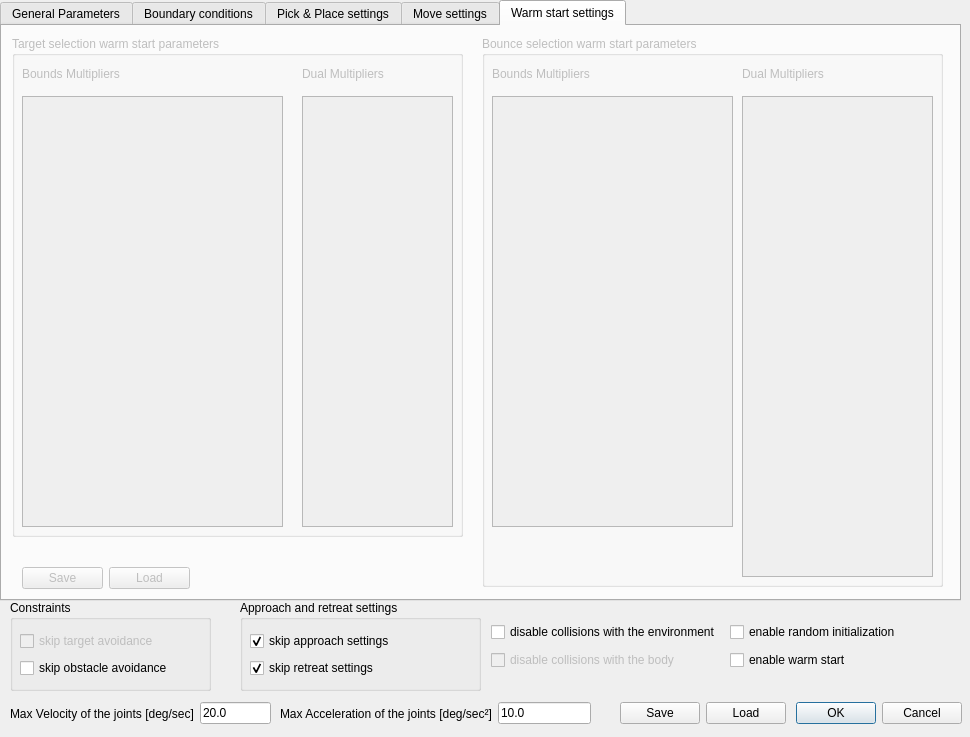
Qt form ui/toldialoghump.ui (zohannn/motion_manager) before a commit.
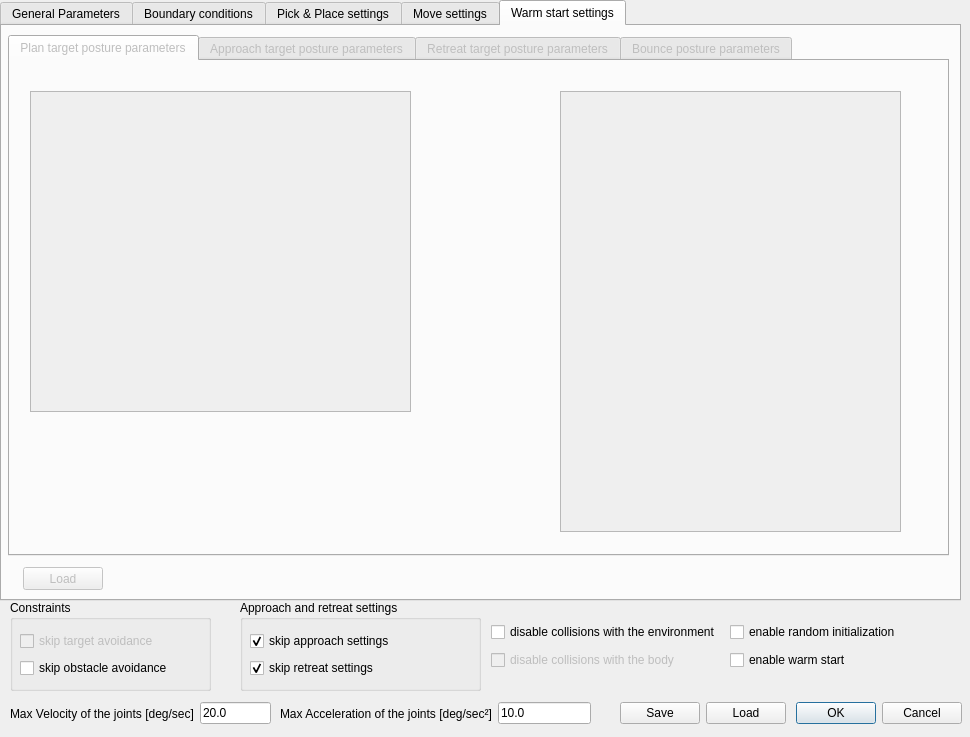
The same form after that commit. The open tabs and pages were chosen to show the change.

```diff
--- a/ui/toldialoghump.ui
+++ b/ui/toldialoghump.ui
@@ -3248,150 +3248,132 @@
     <attribute name="title">
      <string>Warm start settings</string>
     </attribute>
-    <widget class="QGroupBox" name="groupBox_warm_final">
+    <widget class="QPushButton" name="pushButton_load_warm_start_settings">
      <property name="geometry">
       <rect>
-       <x>10</x>
-       <y>10</y>
-       <width>451</width>
-       <height>501</height>
+       <x>21</x>
+       <y>541</y>
+       <width>80</width>
+       <height>23</height>
       </rect>
      </property>
-     <property name="title">
-      <string>Target selection warm start parameters</string>
+     <property name="text">
+      <string>Load</string>
      </property>
-     <widget class="QTableView" name="tableView_tar_bounds">
-      <property name="geometry">
-       <rect>
-        <x>10</x>
-        <y>60</y>
-        <width>261</width>
-        <height>431</height>
-       </rect>
-      </property>
-     </widget>
-     <widget class="QTableView" name="tableView_tar_dual">
-      <property name="geometry">
-       <rect>
-        <x>290</x>
-        <y>60</y>
-        <width>151</width>
-        <height>431</height>
-       </rect>
-      </property>
-     </widget>
-     <widget class="QLabel" name="label_tar_bounds">
-      <property name="geometry">
-       <rect>
-        <x>10</x>
-        <y>30</y>
-        <width>121</width>
-        <height>16</height>
-       </rect>
-      </property>
-      <property name="text">
-       <string>Bounds Multipliers</string>
-      </property>
-     </widget>
-     <widget class="QLabel" name="label_tar_bounds_2">
-      <property name="geometry">
-       <rect>
-        <x>290</x>
-        <y>30</y>
-        <width>101</width>
-        <height>16</height>
-       </rect>
-      </property>
-      <property name="text">
-       <string>Dual Multipliers</string>
-      </property>
-     </widget>
     </widget>
-    <widget class="QGroupBox" name="groupBox_warm_bounce">
+    <widget class="QTabWidget" name="tabWidget_warm_start">
      <property name="geometry">
       <rect>
-       <x>480</x>
-       <y>10</y>
-       <width>461</width>
-       <height>551</height>
+       <x>6</x>
+       <y>9</y>
+       <width>941</width>
+       <height>521</height>
       </rect>
      </property>
-     <property name="title">
-      <string>Bounce selection warm start parameters</string>
+     <property name="currentIndex">
+      <number>0</number>
      </property>
-     <widget class="QLabel" name="label_tar_bounds_4">
-      <property name="geometry">
-       <rect>
-        <x>10</x>
-        <y>30</y>
-        <width>121</width>
-        <height>16</height>
-       </rect>
-      </property>
-      <property name="text">
-       <string>Bounds Multipliers</string>
-      </property>
+     <widget class="QWidget" name="tab_warm_start_plan">
+      <attribute name="title">
+       <string>Plan target posture parameters</string>
+      </attribute>
+      <widget class="QTableWidget" name="tableWidget_init_guess_plan">
+       <property name="geometry">
+        <rect>
+         <x>20</x>
+         <y>30</y>
+         <width>381</width>
+         <height>321</height>
+        </rect>
+       </property>
+      </widget>
+      <widget class="QTableWidget" name="tableWidget_dual_vars_plan">
+       <property name="geometry">
+        <rect>
+         <x>550</x>
+         <y>30</y>
+         <width>341</width>
+         <height>441</height>
+        </rect>
+       </property>
+      </widget>
      </widget>
-     <widget class="QLabel" name="label_tar_bounds_3">
-      <property name="geometry">
-       <rect>
-        <x>260</x>
-        <y>30</y>
-        <width>101</width>
-        <height>16</height>
-       </rect>
-      </property>
-      <property name="text">
-       <string>Dual Multipliers</string>
-      </property>
+     <widget class="QWidget" name="tab_warm_start_approach">
+      <attribute name="title">
+       <string>Approach target posture parameters</string>
+      </attribute>
+      <widget class="QTableWidget" name="tableWidget_dual_vars_approach">
+       <property name="geometry">
+        <rect>
+         <x>550</x>
+         <y>30</y>
+         <width>341</width>
+         <height>441</height>
+        </rect>
+       </property>
+      </widget>
+      <widget class="QTableWidget" name="tableWidget_init_guess_approach">
+       <property name="geometry">
+        <rect>
+         <x>20</x>
+         <y>30</y>
+         <width>381</width>
+         <height>321</height>
+        </rect>
+       </property>
+      </widget>
      </widget>
-     <widget class="QTableView" name="tableView_bounce_bounds">
-      <property name="geometry">
-       <rect>
-        <x>10</x>
-        <y>60</y>
-        <width>241</width>
-        <height>431</height>
-       </rect>
-      </property>
+     <widget class="QWidget" name="tab_3">
+      <attribute name="title">
+       <string>Retreat target posture parameters</string>
+      </attribute>
+      <widget class="QTableWidget" name="tableWidget_dual_vars_retreat">
+       <property name="geometry">
+        <rect>
+         <x>550</x>
+         <y>30</y>
+         <width>341</width>
+         <height>441</height>
+        </rect>
+       </property>
+      </widget>
+      <widget class="QTableWidget" name="tableWidget_init_guess_retreat">
+       <property name="geometry">
+        <rect>
+         <x>20</x>
+         <y>30</y>
+         <width>381</width>
+         <height>321</height>
+        </rect>
+       </property>
+      </widget>
      </widget>
-     <widget class="QTableView" name="tableView_bounce_dual">
-      <property name="geometry">
-       <rect>
-        <x>260</x>
-        <y>60</y>
-        <width>191</width>
-        <height>481</height>
-       </rect>
-      </property>
+     <widget class="QWidget" name="tab_warm_start_bounce">
+      <attribute name="title">
+       <string>Bounce posture parameters</string>
+      </attribute>
+      <widget class="QTableWidget" name="tableWidget_dual_vars_bounce">
+       <property name="geometry">
+        <rect>
+         <x>550</x>
+         <y>30</y>
+         <width>341</width>
+         <height>441</height>
+        </rect>
+       </property>
+      </widget>
+      <widget class="QTableWidget" name="tableWidget_init_guess_bounce">
+       <property name="geometry">
+        <rect>
+         <x>20</x>
+         <y>30</y>
+         <width>381</width>
+         <height>321</height>
+        </rect>
+       </property>
+      </widget>
      </widget>
     </widget>
-    <widget class="QWidget" name="layoutWidget">
-     <property name="geometry">
-      <rect>
-       <x>20</x>
-       <y>540</y>
-       <width>168</width>
-       <height>25</height>
-      </rect>
-     </property>
-     <layout class="QHBoxLayout" name="horizontalLayout_24">
-      <item>
-       <widget class="QPushButton" name="pushButton_save_warm">
-        <property name="text">
-         <string>Save</string>
-        </property>
-       </widget>
-      </item>
-      <item>
-       <widget class="QPushButton" name="pushButton_load_warm">
-        <property name="text">
-         <string>Load</string>
-        </property>
-       </widget>
-      </item>
-     </layout>
-    </widget>
    </widget>
   </widget>
   <widget class="QGroupBox" name="groupBox_constraints_2">
```
